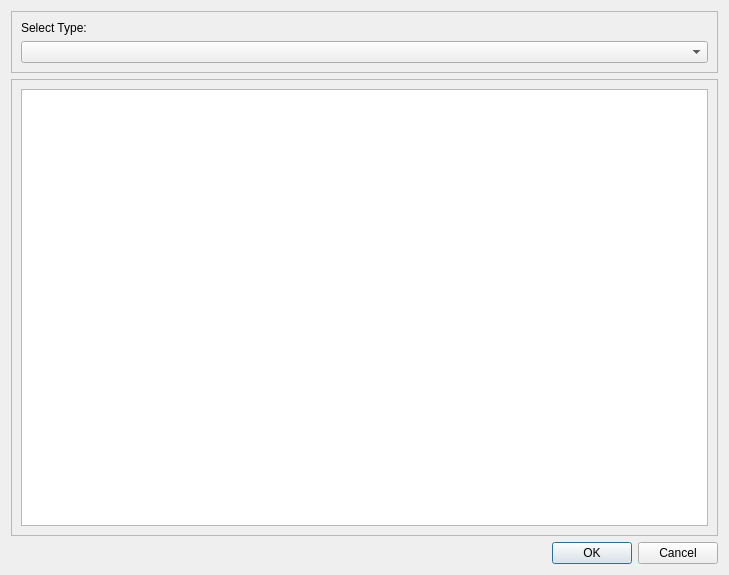
Old version of the form qt/ElHdrEditWnd.ui in the repository abel-msk/PartsDB.
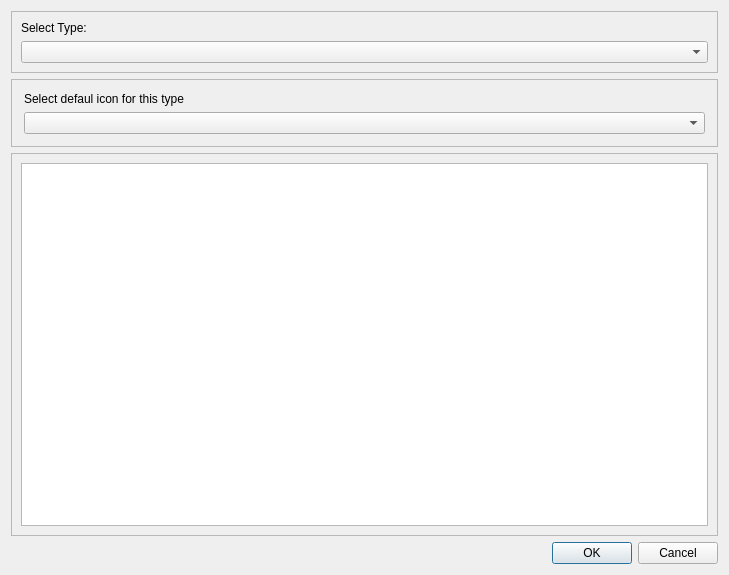
New version of the form.

Commit message: Header edit dialog: type selector and default icon per type

Patch:
```diff
--- a/qt/ElHdrEditWnd.ui
+++ b/qt/ElHdrEditWnd.ui
@@ -13,7 +13,7 @@
   <property name="windowTitle">
    <string>Dialog</string>
   </property>
-  <layout class="QVBoxLayout" name="verticalLayout" stretch="0,1,0">
+  <layout class="QVBoxLayout" name="verticalLayout" stretch="0,0,1,0">
    <item>
     <widget class="QFrame" name="frame">
      <property name="frameShape">
@@ -36,6 +36,40 @@
      </layout>
     </widget>
    </item>
+   <item>
+    <widget class="QFrame" name="icon_sel_frame">
+     <property name="frameShape">
+      <enum>QFrame::StyledPanel</enum>
+     </property>
+     <property name="frameShadow">
+      <enum>QFrame::Raised</enum>
+     </property>
+     <layout class="QVBoxLayout" name="verticalLayout_3" stretch="0,0">
+      <property name="leftMargin">
+       <number>12</number>
+      </property>
+      <property name="topMargin">
+       <number>12</number>
+      </property>
+      <property name="rightMargin">
+       <number>12</number>
+      </property>
+      <property name="bottomMargin">
+       <number>12</number>
+      </property>
+      <item>
+       <widget class="QLabel" name="label_2">
+        <property name="text">
+         <string>Select defaul icon for this type</string>
+        </property>
+       </widget>
+      </item>
+      <item>
+       <widget class="QComboBox" name="icon_selector"/>
+      </item>
+     </layout>
+    </widget>
+   </item>
    <item>
     <widget class="QFrame" name="frame_2">
      <property name="frameShape">
```
The commit also changes 10 other files.
